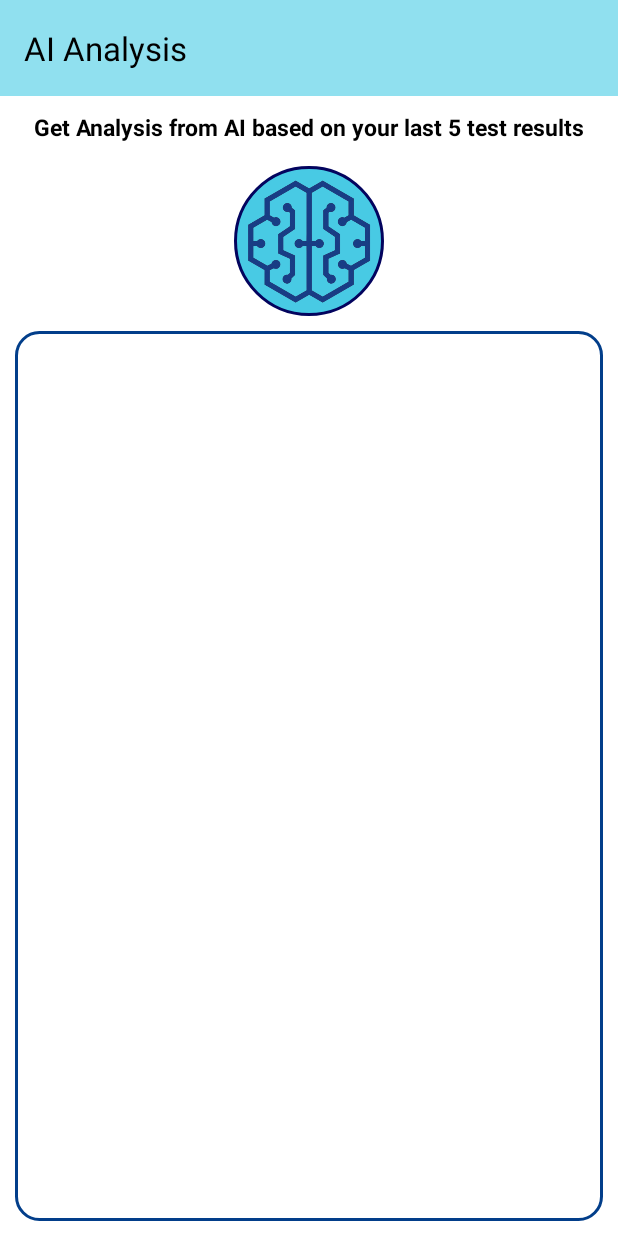
After one commit to mayankr1307/SIH2023_binary_lifters_serenity_sync, an Android app: the AIActivity screen opened directly, with no data from a screen before it, on a phone screen of 412 x 824 dp. The commit adds this screen. Run offline under Robolectric (Android 15) with nearby library versions, the phone set to English and light mode, and no system bars; our stand-ins replace Firebase (no records; nobody signed in at launch, a user with empty details on screens opened directly).

Commit message:
Commit 11, Implemented AI Activity.

```diff
--- a/app/src/main/AndroidManifest.xml
+++ b/app/src/main/AndroidManifest.xml
@@ -14,6 +14,11 @@
         android:supportsRtl="true"
         android:theme="@style/Theme.SerenitySync"
         tools:targetApi="31">
+        <activity
+            android:name=".activities.AIActivity"
+            android:exported="false"
+            android:screenOrientation="portrait"
+            tools:ignore="LockedOrientationActivity"/>
         <activity
             android:name=".assessmentactivities.GADActivity"
             android:exported="false"
--- /dev/null
+++ b/app/src/main/java/sih/binarylifters/serenitysync/activities/AIActivity.kt
@@ -0,0 +1,84 @@
+package sih.binarylifters.serenitysync.activities
+
+import androidx.appcompat.app.AppCompatActivity
+import android.os.Bundle
+import android.util.Log
+import android.widget.Toast
+import com.google.firebase.auth.FirebaseAuth
+import com.google.firebase.auth.FirebaseUser
+import com.google.firebase.database.DataSnapshot
+import com.google.firebase.database.DatabaseError
+import com.google.firebase.database.FirebaseDatabase
+import com.google.firebase.database.ValueEventListener
+import sih.binarylifters.serenitysync.R
+import sih.binarylifters.serenitysync.classes.AssessmentData
+import sih.binarylifters.serenitysync.databinding.ActivityAiBinding
+
+class AIActivity : AppCompatActivity() {
+
+    private var binding: ActivityAiBinding? = null
+    private lateinit var assessmentList: ArrayList<AssessmentData>
+    private lateinit var user: FirebaseUser
+    private var prompt = "Below are the test details, including scores and dates for 5 tests. Could you provide an evaluation or analysis of these tests? Keep the response to the point."
+    private var tests = ""
+
+    override fun onCreate(savedInstanceState: Bundle?) {
+        super.onCreate(savedInstanceState)
+        binding = ActivityAiBinding.inflate(layoutInflater)
+        setContentView(binding?.root)
+
+        assessmentList = ArrayList()
+        user = FirebaseAuth.getInstance().currentUser!!
+
+        setupToolbar()
+        retrieveLastFiveAssessments(user.uid)
+
+        binding?.ivAiAnalysis?.setOnClickListener {
+
+        }
+    }
+
+    private fun retrieveLastFiveAssessments(userId: String) {
+        val userAssessmentRef = FirebaseDatabase.getInstance().getReference("users").child(userId)
+            .child("assessments")
+            .orderByChild("date")
+            .limitToLast(5)
+
+        userAssessmentRef.addListenerForSingleValueEvent(object : ValueEventListener {
+            override fun onDataChange(snapshot: DataSnapshot) {
+                assessmentList.clear()
+                for (assessmentSnapshot in snapshot.children) {
+                    val assessment = assessmentSnapshot.getValue(AssessmentData::class.java)
+                    assessment?.let {
+                        assessmentList.add(it)
+                    }
+                }
+
+                for(test in assessmentList) {
+                    tests += "${test.testName} Score: ${test.score} Date: ${test.date}\n"
+                }
+                prompt +=  '\n' + tests
+                Log.e("Prompt", prompt)
+            }
+
+            override fun onCancelled(error: DatabaseError) {
+                Toast.makeText(
+                    this@AIActivity,
+                    "$error",
+                    Toast.LENGTH_SHORT
+                ).show()
+            }
+        })
+    }
+
+    private fun setupToolbar() {
+        setSupportActionBar(binding?.tbAi)
+        supportActionBar?.title = "AI Analysis"
+        binding?.tbAi?.setTitleTextColor(resources.getColor(android.R.color.black, theme))
+    }
+
+    override fun onDestroy() {
+        binding = null
+        super.onDestroy()
+    }
+}
--- a/app/src/main/java/sih/binarylifters/serenitysync/activities/HomeActivity.kt
+++ b/app/src/main/java/sih/binarylifters/serenitysync/activities/HomeActivity.kt
@@ -1,12 +1,14 @@
 package sih.binarylifters.serenitysync.activities
 
 import android.content.Intent
+import android.graphics.Color
 import androidx.appcompat.app.AppCompatActivity
 import android.os.Bundle
 import android.view.Menu
 import android.view.MenuItem
 import android.view.View
 import android.widget.Toast
+import androidx.core.content.ContextCompat
 import com.google.android.gms.auth.api.signin.GoogleSignIn
 import com.google.android.gms.auth.api.signin.GoogleSignInOptions
 import com.google.firebase.auth.FirebaseAuth
@@ -29,7 +31,32 @@ class HomeActivity : AppCompatActivity(), View.OnClickListener {
 
         setupToolbar()
         setupOnClickListeners()
+        if(Constants.IS_GUEST) {
+            setupActivityForGuest()
+        }
     }
+
+    private fun setupActivityForGuest() {
+        val cardViewAI = binding?.cvAi
+        val cardViewMood = binding?.cvMood
+        val cardViewRecords = binding?.cvRecords
+
+        val disabledAlpha = 0.5f
+
+        cardViewAI?.alpha = disabledAlpha
+        cardViewMood?.alpha = disabledAlpha
+        cardViewRecords?.alpha = disabledAlpha
+
+        cardViewAI?.isClickable = false
+        cardViewMood?.isClickable = false
+        cardViewRecords?.isClickable = false
+
+        val tintColor = ContextCompat.getColorStateList(this@HomeActivity, R.color.gray)
+        cardViewAI?.backgroundTintList = tintColor
+        cardViewMood?.backgroundTintList = tintColor
+        cardViewRecords?.backgroundTintList = tintColor
+    }
+
 
     private fun setupOnClickListeners() {
         binding?.cvTestYourself?.setOnClickListener(this@HomeActivity)
@@ -129,6 +156,10 @@ class HomeActivity : AppCompatActivity(), View.OnClickListener {
                 val intent = Intent(this@HomeActivity, RecordsActivity::class.java)
                 startActivity(intent)
             }
+            R.id.cv_ai -> {
+                val intent =  Intent(this@HomeActivity, AIActivity::class.java)
+                startActivity(intent)
+            }
         }
     }
 }
--- /dev/null
+++ b/app/src/main/res/drawable/ai_analysis_bg.xml
@@ -0,0 +1,5 @@
+<?xml version="1.0" encoding="utf-8"?>
+<shape android:shape="oval" xmlns:android="http://schemas.android.com/apk/res/android">
+    <solid android:color="@color/variant4" />
+    <stroke android:color="@color/variant9" android:width="2dp"/>
+</shape>
--- /dev/null
+++ b/app/src/main/res/drawable/response_sv_bg.xml
@@ -0,0 +1,5 @@
+<?xml version="1.0" encoding="utf-8"?>
+<shape android:shape="rectangle" xmlns:android="http://schemas.android.com/apk/res/android">
+    <stroke android:width="2dp" android:color="@color/variant8" />
+    <corners android:radius="15dp"/>
+</shape>
--- /dev/null
+++ b/app/src/main/res/drawable/ripple_ai_analysis.xml
@@ -0,0 +1,9 @@
+<?xml version="1.0" encoding="utf-8"?>
+<ripple xmlns:android="http://schemas.android.com/apk/res/android"
+    android:color="@color/variant1">
+    <item android:id="@android:id/mask">
+        <shape android:shape="oval">
+            <solid android:color="@color/variant2" />
+        </shape>
+    </item>
+</ripple>
--- /dev/null
+++ b/app/src/main/res/layout/activity_ai.xml
@@ -0,0 +1,72 @@
+<?xml version="1.0" encoding="utf-8"?>
+<androidx.constraintlayout.widget.ConstraintLayout xmlns:android="http://schemas.android.com/apk/res/android"
+    xmlns:app="http://schemas.android.com/apk/res-auto"
+    xmlns:tools="http://schemas.android.com/tools"
+    android:layout_width="match_parent"
+    android:layout_height="match_parent"
+    tools:context=".activities.AIActivity"
+    android:background="@color/white">
+
+    <androidx.appcompat.widget.Toolbar
+        android:id="@+id/tb_ai"
+        android:layout_width="match_parent"
+        android:layout_height="wrap_content"
+        android:titleTextColor="@color/black"
+        android:background="@color/variant3"
+        app:layout_constraintTop_toTopOf="parent"
+        tools:ignore="HardcodedText" />
+
+    <TextView
+        android:id="@+id/tv_ai_help"
+        android:layout_width="wrap_content"
+        android:layout_height="wrap_content"
+        android:text="Get Analysis from AI based on your last 5 test results"
+        android:textColor="@color/black"
+        android:textSize="15sp"
+        android:textStyle="bold"
+        android:layout_margin="10dp"
+        app:layout_constraintTop_toBottomOf="@id/tb_ai"
+        app:layout_constraintStart_toStartOf="parent"
+        app:layout_constraintEnd_toEndOf="parent"
+        tools:ignore="HardcodedText" />
+
+    <ImageView
+        android:id="@+id/iv_ai_analysis"
+        android:layout_width="100dp"
+        android:layout_height="100dp"
+        android:padding="5dp"
+        android:src="@drawable/ic_ai_analysis"
+        android:background="@drawable/ai_analysis_bg"
+        android:foreground="@drawable/ripple_ai_analysis"
+        android:layout_marginTop="15dp"
+        app:layout_constraintStart_toStartOf="parent"
+        app:layout_constraintEnd_toEndOf="parent"
+        app:layout_constraintTop_toBottomOf="@id/tv_ai_help"
+        tools:ignore="ContentDescription" />
+
+    <ScrollView
+        android:id="@+id/sv_response"
+        android:layout_width="match_parent"
+        android:layout_height="0dp"
+        android:layout_margin="10dp"
+        android:visibility="visible"
+        android:padding="10dp"
+        android:background="@drawable/response_sv_bg"
+        app:layout_constraintTop_toBottomOf="@id/iv_ai_analysis"
+        app:layout_constraintStart_toStartOf="parent"
+        app:layout_constraintEnd_toEndOf="parent"
+        app:layout_constraintBottom_toBottomOf="parent"
+        >
+
+        <TextView
+            android:id="@+id/tv_response"
+            android:layout_width="wrap_content"
+            android:layout_height="wrap_content"
+            android:textColor="@color/black"
+            android:textSize="15sp"
+            android:textStyle="bold"
+            />
+
+    </ScrollView>
+
+</androidx.constraintlayout.widget.ConstraintLayout>
--- a/app/src/main/res/values/colors.xml
+++ b/app/src/main/res/values/colors.xml
@@ -18,4 +18,5 @@
     <color name="red">#FF0000</color>
     <color name="dark_red">#990000</color>
     <color name="default_text_color">#000000</color>
+    <color name="gray">#707070</color>
 </resources>
```
Also changed, not shown: app/src/main/res/drawable/ic_ai_analysis.png (added).
